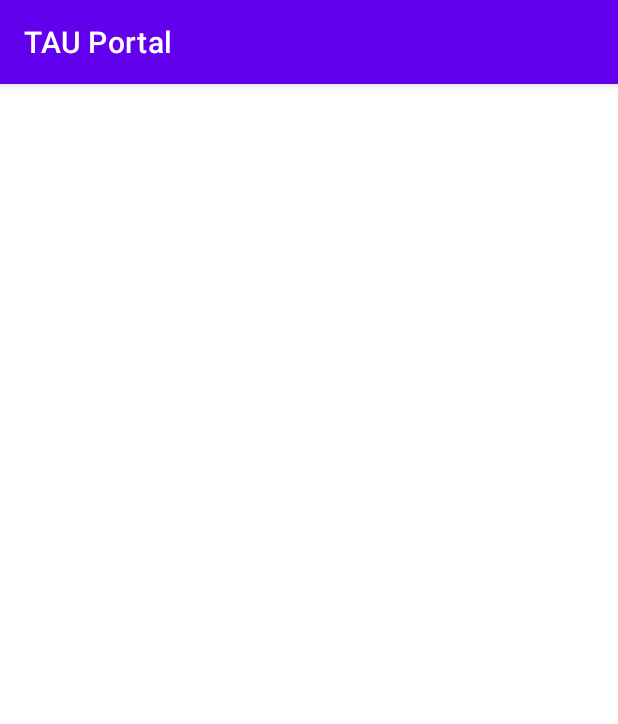
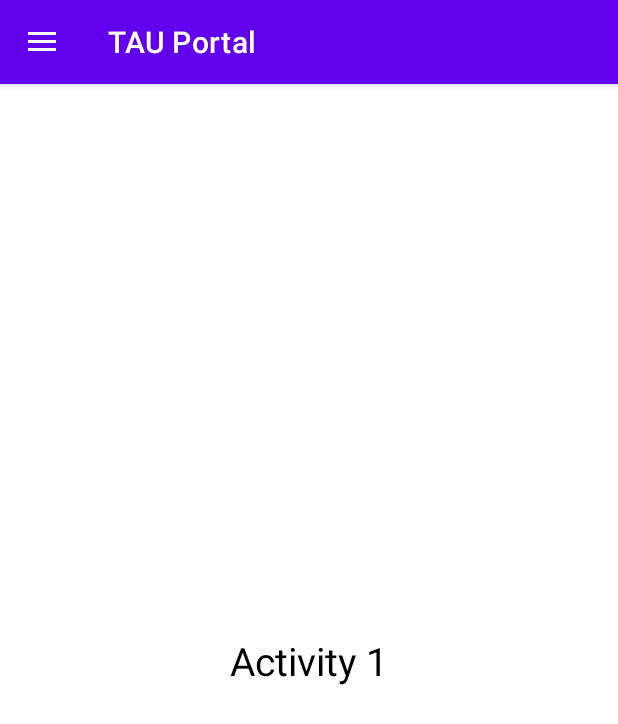
Before and after one commit to 02deno/TAU_Portal_Frontend, an Android app: the HomeActivity screen opened directly, with no data from a screen before it, on a phone screen of 412 x 824 dp. Shown: the top 724 px of the screen. Run offline under Robolectric (Android 15) with nearby library versions, the phone set to English and light mode, and no system bars.

Commit message:
Home Nav Bar

```diff
--- a/app/build.gradle
+++ b/app/build.gradle
@@ -33,7 +33,7 @@ android {
 }
 
 dependencies {
-
+    implementation 'de.hdodenhof:circleimageview:3.1.0'
     implementation 'androidx.core:core-ktx:1.7.0'
     implementation 'androidx.appcompat:appcompat:1.5.1'
     implementation 'com.google.android.material:material:1.7.0'
--- a/app/src/main/AndroidManifest.xml
+++ b/app/src/main/AndroidManifest.xml
@@ -26,6 +26,7 @@
                 android:value="" />
         </activity>
         <activity android:name=".HomeActivity"></activity>
+        <activity android:name=".BusActivity"></activity>
     </application>
 
 </manifest>
--- a/app/src/main/java/com/example/myapplication/HomeActivity.kt
+++ b/app/src/main/java/com/example/myapplication/HomeActivity.kt
@@ -1,16 +1,58 @@
 package com.example.myapplication
 
 
+import android.content.Intent
 import android.os.Bundle
+import android.view.MenuItem
+import android.widget.Toast
+import androidx.appcompat.app.ActionBarDrawerToggle
 import androidx.appcompat.app.AppCompatActivity
+import androidx.drawerlayout.widget.DrawerLayout
+import com.google.android.material.navigation.NavigationView
 
 
 class HomeActivity : AppCompatActivity() {
+
+    lateinit var toogle: ActionBarDrawerToggle
     override fun onCreate(savedInstanceState: Bundle?) {
         super.onCreate(savedInstanceState)
         setContentView(R.layout.activity_home)
 
+        val drawerLayout : DrawerLayout = findViewById(R.id.drawerLayout)
+        val navView : NavigationView = findViewById(R.id.nav_view)
+
+        toogle = ActionBarDrawerToggle(this,drawerLayout,R.string.open,R.string.close)
+        drawerLayout.addDrawerListener(toogle)
+        toogle.syncState()
+
+        supportActionBar?.setDisplayHomeAsUpEnabled(true)
+
+        navView.setNavigationItemSelectedListener {
+
+            when(it.itemId) {
+
+                R.id.nav_home -> Toast.makeText(applicationContext,"Clicked Home",Toast.LENGTH_SHORT).show()
+                R.id.nav_bus -> Toast.makeText(applicationContext,"Clicked Bus",Toast.LENGTH_SHORT).show()
+                R.id.nav_bus -> startActivity(Intent(this, BusActivity::class.java))
+                R.id.nav_food -> Toast.makeText(applicationContext,"Clicked Cafeteria",Toast.LENGTH_SHORT).show()
+
+                R.id.nav_settings -> Toast.makeText(applicationContext,"Clicked Settings",Toast.LENGTH_SHORT).show()
+                R.id.nav_logout -> Toast.makeText(applicationContext,"Clicked Logout",Toast.LENGTH_SHORT).show()
+                R.id.nav_lesson -> Toast.makeText(applicationContext,"Clicked Course Schedule",Toast.LENGTH_SHORT).show()
+
+                R.id.nav_map -> Toast.makeText(applicationContext,"Clicked Map",Toast.LENGTH_SHORT).show()
+            }
+
+            true
+        }
 
 
     }
+
+    override fun onOptionsItemSelected(item: MenuItem): Boolean {
+        if(toogle.onOptionsItemSelected(item)) {
+            return true
+        }
+        return super.onOptionsItemSelected(item)
+    }
 }
--- /dev/null
+++ b/app/src/main/res/drawable/ic_baseline_directions_bus_24.xml
@@ -0,0 +1,5 @@
+<vector android:height="24dp" android:tint="#000000"
+    android:viewportHeight="24" android:viewportWidth="24"
+    android:width="24dp" xmlns:android="http://schemas.android.com/apk/res/android">
+    <path android:fillColor="@android:color/white" android:pathData="M4,16c0,0.88 0.39,1.67 1,2.22L5,20c0,0.55 0.45,1 1,1h1c0.55,0 1,-0.45 1,-1v-1h8v1c0,0.55 0.45,1 1,1h1c0.55,0 1,-0.45 1,-1v-1.78c0.61,-0.55 1,-1.34 1,-2.22L20,6c0,-3.5 -3.58,-4 -8,-4s-8,0.5 -8,4v10zM7.5,17c-0.83,0 -1.5,-0.67 -1.5,-1.5S6.67,14 7.5,14s1.5,0.67 1.5,1.5S8.33,17 7.5,17zM16.5,17c-0.83,0 -1.5,-0.67 -1.5,-1.5s0.67,-1.5 1.5,-1.5 1.5,0.67 1.5,1.5 -0.67,1.5 -1.5,1.5zM18,11L6,11L6,6h12v5z"/>
+</vector>
--- /dev/null
+++ b/app/src/main/res/drawable/ic_baseline_fastfood_24.xml
@@ -0,0 +1,5 @@
+<vector android:height="24dp" android:tint="#000000"
+    android:viewportHeight="24" android:viewportWidth="24"
+    android:width="24dp" xmlns:android="http://schemas.android.com/apk/res/android">
+    <path android:fillColor="@android:color/white" android:pathData="M18.06,22.99h1.66c0.84,0 1.53,-0.64 1.63,-1.46L23,5.05h-5L18,1h-1.97v4.05h-4.97l0.3,2.34c1.71,0.47 3.31,1.32 4.27,2.26 1.44,1.42 2.43,2.89 2.43,5.29v8.05zM1,21.99L1,21h15.03v0.99c0,0.55 -0.45,1 -1.01,1L2.01,22.99c-0.56,0 -1.01,-0.45 -1.01,-1zM16.03,14.99c0,-8 -15.03,-8 -15.03,0h15.03zM1.02,17h15v2h-15z"/>
+</vector>
--- /dev/null
+++ b/app/src/main/res/drawable/ic_baseline_home_24.xml
@@ -0,0 +1,5 @@
+<vector android:height="24dp" android:tint="#000000"
+    android:viewportHeight="24" android:viewportWidth="24"
+    android:width="24dp" xmlns:android="http://schemas.android.com/apk/res/android">
+    <path android:fillColor="@android:color/white" android:pathData="M10,20v-6h4v6h5v-8h3L12,3 2,12h3v8z"/>
+</vector>
--- /dev/null
+++ b/app/src/main/res/drawable/ic_baseline_logout_24.xml
@@ -0,0 +1,5 @@
+<vector android:autoMirrored="true" android:height="24dp"
+    android:tint="#000000" android:viewportHeight="24"
+    android:viewportWidth="24" android:width="24dp" xmlns:android="http://schemas.android.com/apk/res/android">
+    <path android:fillColor="@android:color/white" android:pathData="M17,7l-1.41,1.41L18.17,11H8v2h10.17l-2.58,2.58L17,17l5,-5zM4,5h8V3H4c-1.1,0 -2,0.9 -2,2v14c0,1.1 0.9,2 2,2h8v-2H4V5z"/>
+</vector>
--- /dev/null
+++ b/app/src/main/res/drawable/ic_baseline_map_24.xml
@@ -0,0 +1,5 @@
+<vector android:height="24dp" android:tint="#000000"
+    android:viewportHeight="24" android:viewportWidth="24"
+    android:width="24dp" xmlns:android="http://schemas.android.com/apk/res/android">
+    <path android:fillColor="@android:color/white" android:pathData="M20.5,3l-0.16,0.03L15,5.1 9,3 3.36,4.9c-0.21,0.07 -0.36,0.25 -0.36,0.48V20.5c0,0.28 0.22,0.5 0.5,0.5l0.16,-0.03L9,18.9l6,2.1 5.64,-1.9c0.21,-0.07 0.36,-0.25 0.36,-0.48V3.5c0,-0.28 -0.22,-0.5 -0.5,-0.5zM15,19l-6,-2.11V5l6,2.11V19z"/>
+</vector>
--- /dev/null
+++ b/app/src/main/res/drawable/ic_baseline_school_24.xml
@@ -0,0 +1,5 @@
+<vector android:height="24dp" android:tint="#000000"
+    android:viewportHeight="24" android:viewportWidth="24"
+    android:width="24dp" xmlns:android="http://schemas.android.com/apk/res/android">
+    <path android:fillColor="@android:color/white" android:pathData="M5,13.18v4L12,21l7,-3.82v-4L12,17l-7,-3.82zM12,3L1,9l11,6 9,-4.91V17h2V9L12,3z"/>
+</vector>
--- /dev/null
+++ b/app/src/main/res/drawable/ic_baseline_settings_24.xml
@@ -0,0 +1,5 @@
+<vector android:height="24dp" android:tint="#000000"
+    android:viewportHeight="24" android:viewportWidth="24"
+    android:width="24dp" xmlns:android="http://schemas.android.com/apk/res/android">
+    <path android:fillColor="@android:color/white" android:pathData="M19.14,12.94c0.04,-0.3 0.06,-0.61 0.06,-0.94c0,-0.32 -0.02,-0.64 -0.07,-0.94l2.03,-1.58c0.18,-0.14 0.23,-0.41 0.12,-0.61l-1.92,-3.32c-0.12,-0.22 -0.37,-0.29 -0.59,-0.22l-2.39,0.96c-0.5,-0.38 -1.03,-0.7 -1.62,-0.94L14.4,2.81c-0.04,-0.24 -0.24,-0.41 -0.48,-0.41h-3.84c-0.24,0 -0.43,0.17 -0.47,0.41L9.25,5.35C8.66,5.59 8.12,5.92 7.63,6.29L5.24,5.33c-0.22,-0.08 -0.47,0 -0.59,0.22L2.74,8.87C2.62,9.08 2.66,9.34 2.86,9.48l2.03,1.58C4.84,11.36 4.8,11.69 4.8,12s0.02,0.64 0.07,0.94l-2.03,1.58c-0.18,0.14 -0.23,0.41 -0.12,0.61l1.92,3.32c0.12,0.22 0.37,0.29 0.59,0.22l2.39,-0.96c0.5,0.38 1.03,0.7 1.62,0.94l0.36,2.54c0.05,0.24 0.24,0.41 0.48,0.41h3.84c0.24,0 0.44,-0.17 0.47,-0.41l0.36,-2.54c0.59,-0.24 1.13,-0.56 1.62,-0.94l2.39,0.96c0.22,0.08 0.47,0 0.59,-0.22l1.92,-3.32c0.12,-0.22 0.07,-0.47 -0.12,-0.61L19.14,12.94zM12,15.6c-1.98,0 -3.6,-1.62 -3.6,-3.6s1.62,-3.6 3.6,-3.6s3.6,1.62 3.6,3.6S13.98,15.6 12,15.6z"/>
+</vector>
--- /dev/null
+++ b/app/src/main/res/layout/activity_bus.xml
@@ -0,0 +1,6 @@
+<?xml version="1.0" encoding="utf-8"?>
+<androidx.constraintlayout.widget.ConstraintLayout xmlns:android="http://schemas.android.com/apk/res/android"
+    android:layout_width="match_parent"
+    android:layout_height="match_parent">
+
+</androidx.constraintlayout.widget.ConstraintLayout>
--- a/app/src/main/res/layout/activity_home.xml
+++ b/app/src/main/res/layout/activity_home.xml
@@ -1,6 +1,38 @@
 <?xml version="1.0" encoding="utf-8"?>
-<androidx.constraintlayout.widget.ConstraintLayout xmlns:android="http://schemas.android.com/apk/res/android"
+<androidx.drawerlayout.widget.DrawerLayout
+    xmlns:android="http://schemas.android.com/apk/res/android"
+    xmlns:app="http://schemas.android.com/apk/res-auto"
     android:layout_width="match_parent"
-    android:layout_height="match_parent">
+    android:layout_height="match_parent"
+    xmlns:tools="http://schemas.android.com/tools"
+    android:id="@+id/drawerLayout"
+    tools:context=".HomeActivity">
 
-</androidx.constraintlayout.widget.ConstraintLayout>
+    <androidx.constraintlayout.widget.ConstraintLayout
+        android:layout_width="match_parent"
+        android:layout_height="match_parent">
+
+        <TextView
+            android:layout_width="wrap_content"
+            android:layout_height="wrap_content"
+            android:text="Activity 1"
+            app:layout_constraintBottom_toBottomOf="parent"
+            app:layout_constraintEnd_toEndOf="parent"
+            app:layout_constraintHorizontal_bias="0.5"
+            app:layout_constraintStart_toStartOf="parent"
+            app:layout_constraintTop_toTopOf="parent"
+            android:textSize="26sp"
+            android:textColor="@color/black" />
+
+    </androidx.constraintlayout.widget.ConstraintLayout>
+
+    <com.google.android.material.navigation.NavigationView
+        android:layout_width="wrap_content"
+        android:layout_height="match_parent"
+        android:id="@+id/nav_view"
+        android:layout_gravity="start"
+        app:headerLayout="@layout/nav_header"
+        app:menu="@menu/nav_menu"
+        android:fitsSystemWindows="true" />
+
+</androidx.drawerlayout.widget.DrawerLayout>
--- /dev/null
+++ b/app/src/main/res/menu/nav_menu.xml
@@ -0,0 +1,61 @@
+<?xml version="1.0" encoding="utf-8"?>
+<menu
+    xmlns:android="http://schemas.android.com/apk/res/android"
+    xmlns:tools="http://schemas.android.com/tools"
+    tools:showIn = "navigation_view">
+    <item
+        android:id="@+id/nav_home"
+        android:title="Home"
+        android:icon="@drawable/ic_baseline_home_24">
+
+    </item>
+
+    <item
+        android:id="@+id/nav_lesson"
+        android:title="Course Schedule"
+        android:icon="@drawable/ic_baseline_school_24">
+
+    </item>
+
+    <item
+        android:id="@+id/nav_bus"
+        android:title="Bus"
+        android:icon="@drawable/ic_baseline_directions_bus_24">
+
+    </item>
+
+    <item
+        android:id="@+id/nav_food"
+        android:title="Cafeteria"
+        android:icon="@drawable/ic_baseline_fastfood_24">
+
+    </item>
+
+    <item
+        android:id="@+id/nav_map"
+        android:title="Map"
+        android:icon="@drawable/ic_baseline_map_24">
+
+    </item>
+
+    <item android:title="Profile">
+        <menu>
+            <item
+                android:id="@+id/nav_logout"
+                android:icon="@drawable/ic_baseline_logout_24"
+                android:title="Logout">
+
+            </item>
+
+            <item
+                android:id="@+id/nav_settings"
+                android:icon="@drawable/ic_baseline_settings_24"
+                android:title="Settings">
+
+            </item>
+        </menu>
+    </item>
+
+
+
+</menu>
--- a/app/src/main/res/values/strings.xml
+++ b/app/src/main/res/values/strings.xml
@@ -1,3 +1,5 @@
 <resources>
     <string name="app_name">TAU Portal</string>
+    <string name="open">Open</string>
+    <string name="close">Close</string>
 </resources>
```
Also changed, not shown: app/src/main/java/com/example/myapplication/BusActivity.kt (added, +12 -0 lines), app/src/main/res/layout/nav_header.xml (added, +43 -0 lines), app/src/main/res/drawable/img.png (added), build.gradle (line endings or trailing spaces).
